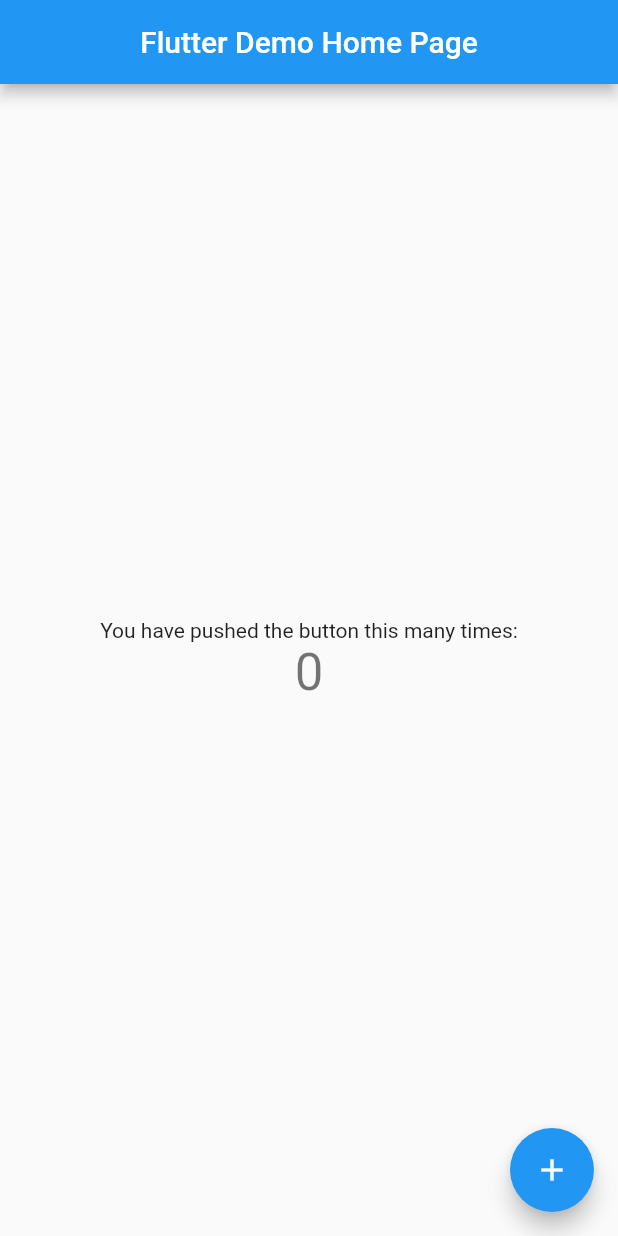
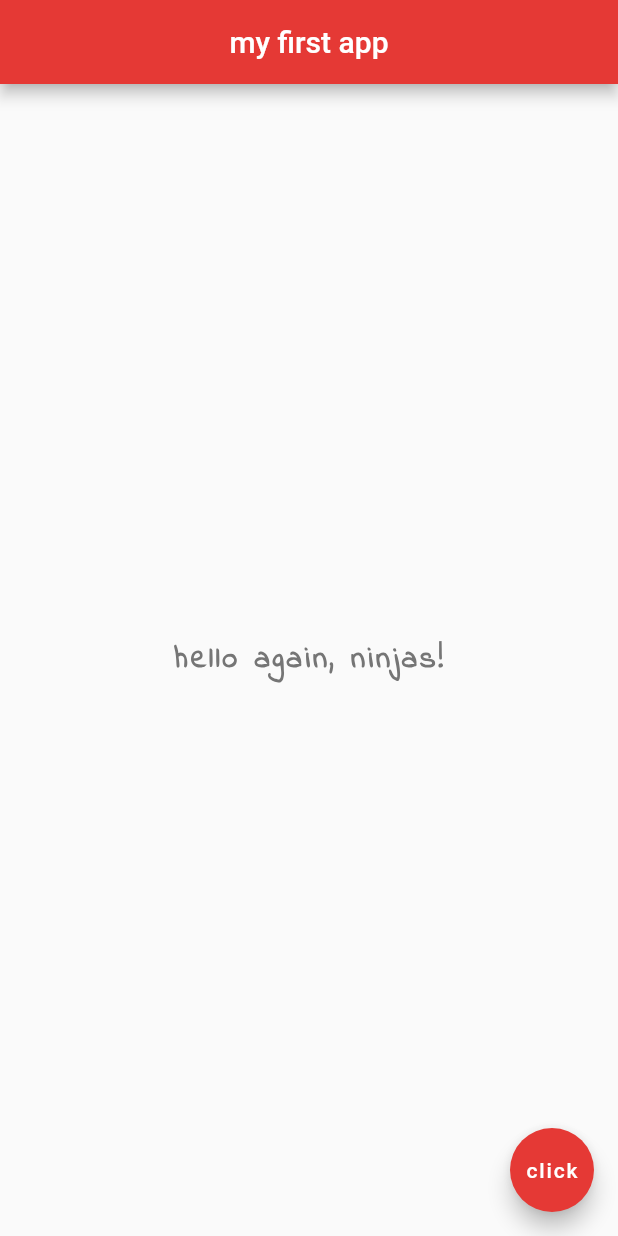
Before and after one commit to truongduchuy/Flutter-Basic, a Flutter app: the screen it shows after launch, on a phone screen of 412 x 824 dp. Run offline on Flutter 3.47's test engine with Material 2 defaults, Android fonts, the phone set to English and light mode, and no system bars.

Commit message:
change new color and font

```diff
--- a/lib/main.dart
+++ b/lib/main.dart
@@ -1,119 +1,34 @@
 import 'package:flutter/material.dart';
 
-void main() {
-  runApp(MyApp());
-}
+void main() => runApp(MaterialApp(
+      home: Home(),
+    ));
 
-class MyApp extends StatelessWidget {
-  // This widget is the root of your application.
+class Home extends StatelessWidget {
   @override
   Widget build(BuildContext context) {
-    return MaterialApp(
-      title: 'Flutter Demo',
-      theme: ThemeData(
-        // This is the theme of your application.
-        //
-        // Try running your application with "flutter run". You'll see the
-        // application has a blue toolbar. Then, without quitting the app, try
-        // changing the primarySwatch below to Colors.green and then invoke
-        // "hot reload" (press "r" in the console where you ran "flutter run",
-        // or simply save your changes to "hot reload" in a Flutter IDE).
-        // Notice that the counter didn't reset back to zero; the application
-        // is not restarted.
-        primarySwatch: Colors.blue,
-        // This makes the visual density adapt to the platform that you run
-        // the app on. For desktop platforms, the controls will be smaller and
-        // closer together (more dense) than on mobile platforms.
-        visualDensity: VisualDensity.adaptivePlatformDensity,
+    return Scaffold(
+      appBar: AppBar(
+          title: Text('my first app'),
+          centerTitle: true,
+          backgroundColor: Colors.red[600]),
+      body: Center(
+        child: Text(
+          'hello again, ninjas!',
+          style: TextStyle(
+            fontSize: 20.0,
+            fontWeight: FontWeight.bold,
+            letterSpacing: 2.0,
+            color: Colors.grey[600],
+            fontFamily: 'IndieFlower',
+          ),
+        ),
       ),
-      home: MyHomePage(title: 'Flutter Demo Home Page'),
-
+      floatingActionButton: FloatingActionButton(
+        backgroundColor: Colors.red[600],
+        child: Text('click'),
+		onPressed: (){},
+      ),
     );
   }
 }
-
-class MyHomePage extends StatefulWidget {
-  MyHomePage({Key key, this.title}) : super(key: key);
-
-  // This widget is the home page of your application. It is stateful, meaning
-  // that it has a State object (defined below) that contains fields that affect
-  // how it looks.
-
-  // This class is the configuration for the state. It holds the values (in this
-  // case the title) provided by the parent (in this case the App widget) and
-  // used by the build method of the State. Fields in a Widget subclass are
-  // always marked "final".
-
-  final String title;
-
-  @override
-  _MyHomePageState createState() => _MyHomePageState();
-}
-
-class _MyHomePageState extends State<MyHomePage> {
-  int _counter = 0;
-
-  void _incrementCounter() {
-    setState(() {
-      // This call to setState tells the Flutter framework that something has
-      // changed in this State, which causes it to rerun the build method below
-      // so that the display can reflect the updated values. If we changed
-      // _counter without calling setState(), then the build method would not be
-      // called again, and so nothing would appear to happen.
-      _counter += 2;
-    });
-  }
-
-  @override
-  Widget build(BuildContext context) {
-    // This method is rerun every time setState is called, for instance as done
-    // by the _incrementCounter method above.
-    //
-    // The Flutter framework has been optimized to make rerunning build methods
-    // fast, so that you can just rebuild anything that needs updating rather
-    // than having to individually change instances of widgets.
-    return Scaffold(
-      appBar: AppBar(
-        // Here we take the value from the MyHomePage object that was created by
-        // the App.build method, and use it to set our appbar title.
-        title: Text(widget.title),
-        centerTitle: true,
-      ),
-      body: Center(
-        // Center is a layout widget. It takes a single child and positions it
-        // in the middle of the parent.
-        child: Column(
-          // Column is also a layout widget. It takes a list of children and
-          // arranges them vertically. By default, it sizes itself to fit its
-          // children horizontally, and tries to be as tall as its parent.
-          //
-          // Invoke "debug painting" (press "p" in the console, choose the
-          // "Toggle Debug Paint" action from the Flutter Inspector in Android
-          // Studio, or the "Toggle Debug Paint" command in Visual Studio Code)
-          // to see the wireframe for each widget.
-          //
-          // Column has various properties to control how it sizes itself and
-          // how it positions its children. Here we use mainAxisAlignment to
-          // center the children vertically; the main axis here is the vertical
-          // axis because Columns are vertical (the cross axis would be
-          // horizontal).
-          mainAxisAlignment: MainAxisAlignment.center,
-          children: <Widget>[
-            Text(
-              'You have pushed the button this many times:',
-            ),
-            Text(
-              '$_counter',
-              style: Theme.of(context).textTheme.headline4,
-            ),
-          ],
-        ),
-      ),
-      floatingActionButton: FloatingActionButton(
-        onPressed: _incrementCounter,
-        tooltip: 'Increment',
-        child: Icon(Icons.add),
-      ), // This trailing comma makes auto-formatting nicer for build methods.
-    );
-  }
-}
```
Also changed, not shown: pubspec.yaml (+4 -11 lines), fonts/IndieFlower-Regular.ttf (added), 1 other file.
